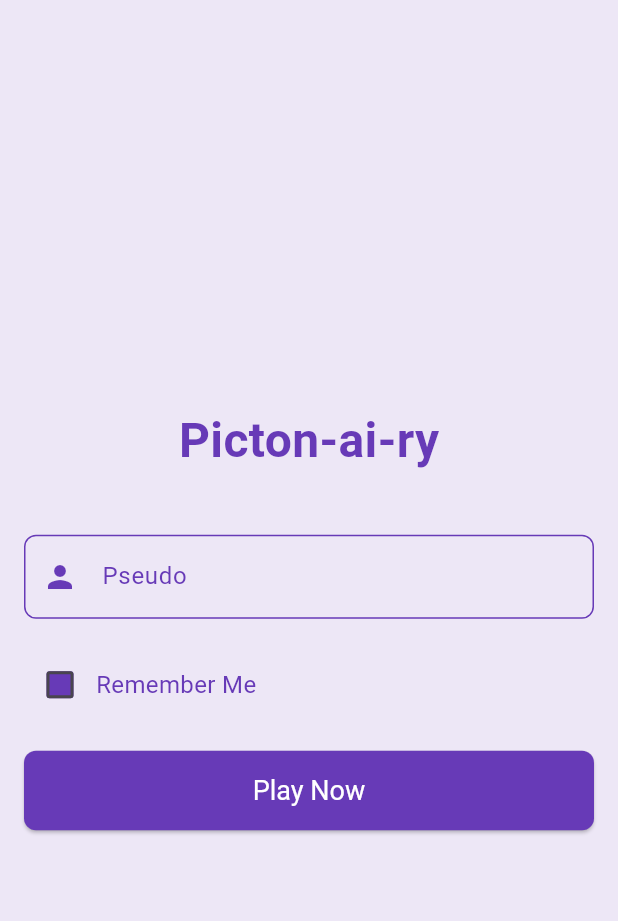
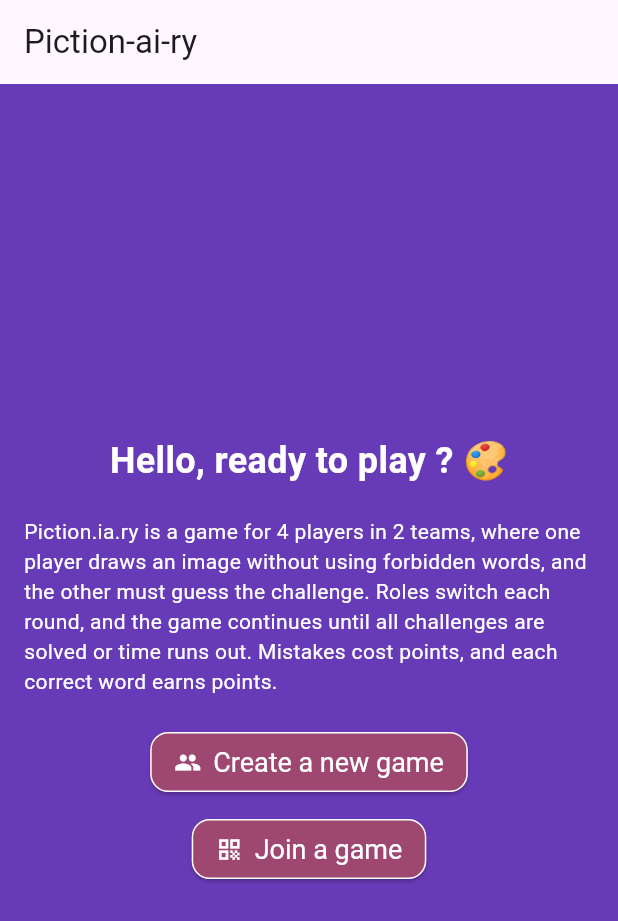
Before and after one commit to Abauchot/piction_ia_ry_bauchot, a Flutter app: the screen it shows after launch, on a phone screen of 412 x 824 dp. Shown: the top 921 px of the screen. Run offline on Flutter 3.47's test engine with Material 3 defaults, Android fonts, the phone set to English and light mode, and no system bars.

Commit message:
login.dart

```diff
--- a/lib/main.dart
+++ b/lib/main.dart
@@ -1,5 +1,5 @@
 import 'package:flutter/material.dart';
-import 'package:piction_ia_ry_bauchot/screens/login.dart';
+import 'package:piction_ia_ry_bauchot/screens/startgame.dart';
 import 'package:piction_ia_ry_bauchot/utils/theme.dart';
 
 void main() {
@@ -15,7 +15,7 @@ class MyApp extends StatelessWidget {
     return MaterialApp(
       title: 'Piction-ai-ry',
       theme: AppTheme.lightTheme,
-      home: LoginPage(),
+      home: StartGame(),
     );
   }
 }
--- a/lib/screens/login.dart
+++ b/lib/screens/login.dart
@@ -11,6 +11,7 @@ class MyApp extends StatelessWidget {
   @override
   Widget build(BuildContext context) {
     return MaterialApp(
+      title: 'Piction-ai-ry',
       home: LoginPage(),
       theme: AppTheme.lightTheme, // Use the custom theme
     );
--- a/lib/screens/startgame.dart
+++ b/lib/screens/startgame.dart
@@ -0,0 +1,82 @@
+import 'package:flutter/material.dart';
+import 'package:piction_ia_ry_bauchot/utils/theme.dart';
+
+
+void main() {
+  runApp(const MyApp());
+}
+
+class MyApp extends StatelessWidget {
+  const MyApp({Key? key});
+
+  @override
+  Widget build(BuildContext context) {
+    return MaterialApp(
+      title: 'Piction-ai-ry',
+      home: StartGame(),
+      theme: AppTheme.lightTheme, // Use the custom theme
+    );
+  }
+}
+
+class StartGame  extends StatefulWidget {
+  @override
+  _StartGameState  createState() => _StartGameState();
+}
+class _StartGameState extends State<StartGame> {
+  @override
+  Widget build(BuildContext context) {
+    return Scaffold(
+      appBar: AppBar(
+        title: const Text('Piction-ai-ry'),
+      ),
+      backgroundColor: Theme.of(context).scaffoldBackgroundColor,
+      body: Center(
+        child: Padding(
+          padding: const EdgeInsets.all(16.0),
+          child: Column(
+            mainAxisAlignment: MainAxisAlignment.center,
+            children: <Widget>[
+              const Text(
+                'Hello, ready to play ? 🎨',
+                style: TextStyle(
+                  fontSize: 24,
+                  fontWeight: FontWeight.bold,
+                  color: Colors.white,
+                ),
+              ),
+              const SizedBox(height: 20),
+              const Text(
+                'Piction.ia.ry is a game for 4 players in 2 teams, where one player draws '
+                    'an image without using forbidden words, and the other must guess the challenge.'
+                    ' Roles switch each round, and the game continues until all challenges are solved or time runs out. '
+                    'Mistakes cost points, and each correct word earns points.',
+                style: TextStyle(
+                  fontSize: 14,
+                  color: Colors.white,
+                ),
+              ),
+              const SizedBox(height: 20),
+              ElevatedButton.icon(
+                onPressed: () {
+                  // Add your onPressed code here!
+                },
+                icon: const Icon(Icons.group),
+                label: const Text('Create a new game'),
+
+              ),
+              const SizedBox(height: 10),
+              ElevatedButton.icon(
+                onPressed: () {
+                  // Add your onPressed code here!
+                },
+                icon: const Icon(Icons.qr_code),
+                label: const Text('Join a game'),
+              ),
+            ],
+          ),
+        ),
+      ),
+    );
+  }
+}
--- /dev/null
+++ b/lib/screens/team_building.dart
@@ -0,0 +1,41 @@
+import 'package:flutter/material.dart';
+import 'package:piction_ia_ry_bauchot/utils/theme.dart';
+
+
+void main() {
+  runApp(const MyApp());
+}
+
+class MyApp extends StatelessWidget {
+  const MyApp({Key? key});
+
+  @override
+  Widget build(BuildContext context) {
+    return MaterialApp(
+      title: 'Piction-ai-ry',
+      home: TeamBuilding(),
+      theme: AppTheme.lightTheme,
+    );
+  }
+}
+
+class TeamBuilding extends StatefulWidget {
+  @override
+  _TeamBuildingState createState() => _TeamBuildingState();
+}
+class _TeamBuildingState extends State<TeamBuilding> {
+  @override
+  Widget build(BuildContext context) {
+    return Scaffold(
+      appBar: AppBar(
+        title: const Text('Piction-ai-ry'),
+      ),
+      backgroundColor: Theme.of(context).scaffoldBackgroundColor,
+      body: Center (
+        child: Padding(
+          padding : const EdgeInsets.all(16.0),
+        )
+      )
+    );
+  }
+}
--- a/lib/utils/theme.dart
+++ b/lib/utils/theme.dart
@@ -1,49 +1,24 @@
 import 'package:flutter/material.dart';
 
 class AppTheme {
-  static ThemeData get lightTheme {
-    return ThemeData(
-      primarySwatch: Colors.deepPurple,
-      scaffoldBackgroundColor: Colors.deepPurple[50],
-      textTheme: const TextTheme(
-        displayLarge: TextStyle(
-          fontSize: 32,
-          fontWeight: FontWeight.bold,
-          color: Colors.deepPurple,
-        ),
-        bodyMedium: TextStyle(
-          fontSize: 16,
-          color: Colors.deepPurple,
-        ),
-      ),
-      inputDecorationTheme: InputDecorationTheme(
-        prefixIconColor: Colors.deepPurple,
-        labelStyle: const TextStyle(color: Colors.deepPurple),
-        enabledBorder: OutlineInputBorder(
-          borderSide: const BorderSide(color: Colors.deepPurple),
-          borderRadius: BorderRadius.circular(8.0),
-        ),
-        focusedBorder: OutlineInputBorder(
-          borderSide: const BorderSide(color: Colors.deepPurple),
-          borderRadius: BorderRadius.circular(8.0),
-        ),
-      ),
-      checkboxTheme: CheckboxThemeData(
-        fillColor: WidgetStateProperty.all(Colors.deepPurple),
-      ),
-      elevatedButtonTheme: ElevatedButtonThemeData(
-        style: ElevatedButton.styleFrom(
-          backgroundColor: Colors.deepPurple,
-          padding: const EdgeInsets.symmetric(vertical: 16.0),
-          shape: RoundedRectangleBorder(
-            borderRadius: BorderRadius.circular(8.0),
-          ),
-          textStyle: const TextStyle(
-            fontSize: 18,
+  static final ThemeData lightTheme = ThemeData(
+    primarySwatch: Colors.deepPurple,
+    scaffoldBackgroundColor: Colors.deepPurple,
+    elevatedButtonTheme: ElevatedButtonThemeData(
+      style: ElevatedButton.styleFrom(
+        backgroundColor: const Color(0xFF9E4770),
+        foregroundColor: Colors.white,
+        padding: const EdgeInsets.symmetric(horizontal: 16.0, vertical: 8.0),
+        shape: RoundedRectangleBorder(
+          borderRadius: BorderRadius.circular(12.0),
+          side: const BorderSide(
             color: Colors.white,
           ),
         ),
+        textStyle: const TextStyle(
+          fontSize: 18.0,
+        ),
       ),
-    );
-  }
+    ),
+  );
 }
```
